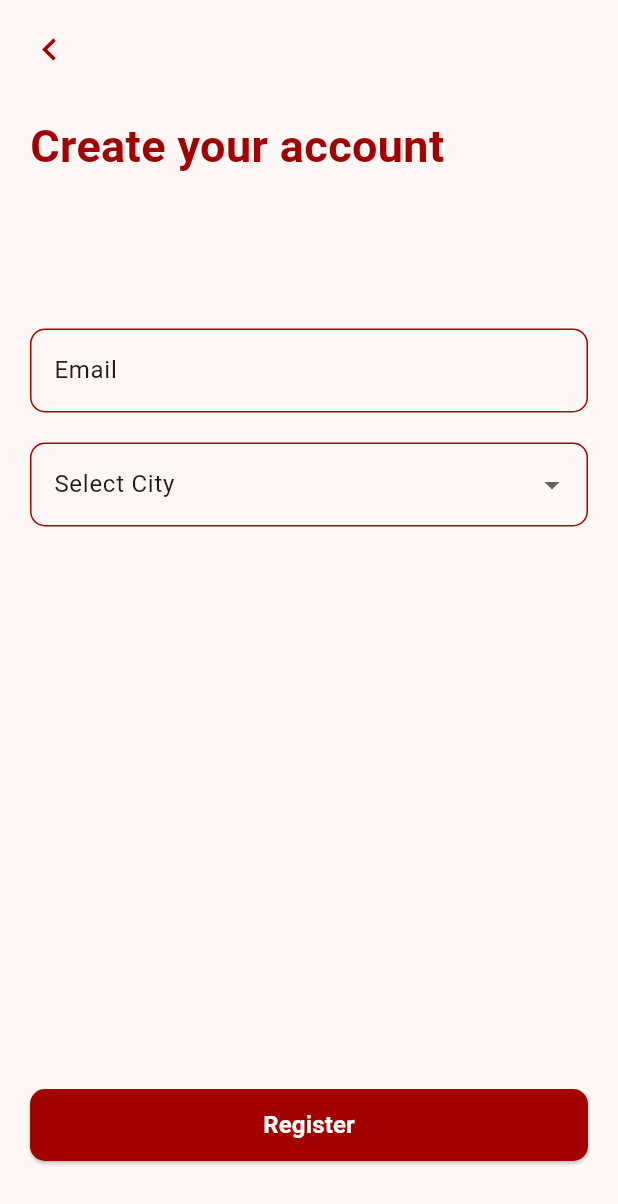
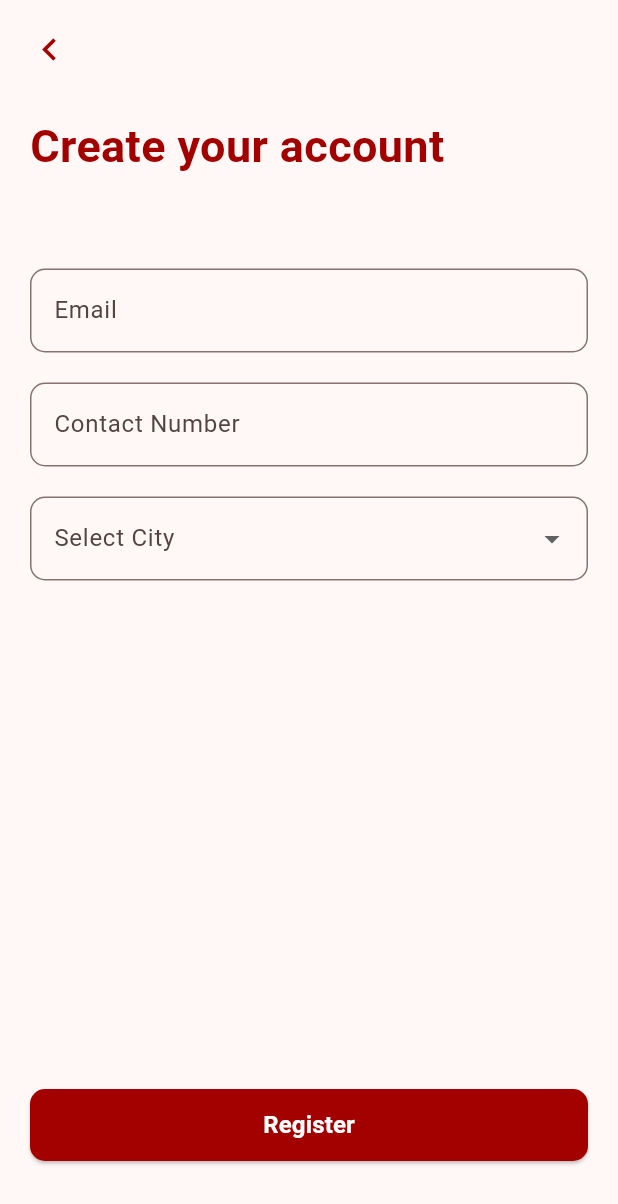
Before and after one commit to yvan321/apula-app, a Flutter app: the screen it shows after launch, after a tap on "Register", on a phone screen of 412 x 824 dp. Shown: the top 1204 px of the screen. Run offline on Flutter 3.47's test engine with Material 3 defaults, Android fonts, the phone set to English and light mode, and no system bars; our stand-ins replace audioplayers, cloud_firestore, firebase_auth, firebase_core, local_auth, lottie; missing offline and left inert: mobile_scanner; accounts and stored records are empty; network calls fail.

Commit message:
Added: Backend for Login and Register

```diff
--- a/lib/main.dart
+++ b/lib/main.dart
@@ -1,5 +1,8 @@
 import 'package:flutter/material.dart';
 import 'package:provider/provider.dart';
+import 'package:firebase_core/firebase_core.dart';
+import 'firebase_options.dart'; // generated by flutterfire configure
+
 import 'providers/theme_provider.dart';
 import 'screens/splash_screen.dart';
 import 'screens/login/login_screen.dart';
@@ -13,7 +16,11 @@ import 'screens/app/live/live_camera_view_page.dart';
 import 'screens/app/settings/account_settings_page.dart';
 import 'screens/app/settings/about_page.dart';
 
-void main() {
+void main() async {
+  WidgetsFlutterBinding.ensureInitialized();
+  await Firebase.initializeApp(
+    options: DefaultFirebaseOptions.currentPlatform,
+  );
   runApp(
     ChangeNotifierProvider(
       create: (_) => ThemeProvider(),
@@ -33,44 +40,12 @@ class MyApp extends StatelessWidget {
     return MaterialApp(
       debugShowCheckedModeBanner: false,
       title: "Apula",
-      themeMode: themeProvider.themeMode, // 👈 Controlled by SettingsPage
+      themeMode: themeProvider.themeMode,
       theme: ThemeData(
         useMaterial3: true,
         colorScheme: ColorScheme.fromSeed(
           seedColor: primaryRed,
         ).copyWith(primary: primaryRed, secondary: primaryRed),
-        inputDecorationTheme: InputDecorationTheme(
-          labelStyle: const TextStyle(color: primaryRed),
-          hintStyle: const TextStyle(color: Colors.black54),
-          focusedBorder: OutlineInputBorder(
-            borderSide: const BorderSide(color: primaryRed),
-            borderRadius: BorderRadius.circular(10),
-          ),
-          enabledBorder: OutlineInputBorder(
-            borderSide: const BorderSide(color: primaryRed),
-            borderRadius: BorderRadius.circular(10),
-          ),
-        ),
-        elevatedButtonTheme: ElevatedButtonThemeData(
-          style: ElevatedButton.styleFrom(
-            backgroundColor: primaryRed,
-            shape: RoundedRectangleBorder(
-              borderRadius: BorderRadius.circular(10),
-            ),
-          ),
-        ),
-        textButtonTheme: TextButtonThemeData(
-          style: TextButton.styleFrom(foregroundColor: primaryRed),
-        ),
-        outlinedButtonTheme: OutlinedButtonThemeData(
-          style: OutlinedButton.styleFrom(
-            foregroundColor: primaryRed,
-            side: const BorderSide(color: primaryRed),
-            shape: RoundedRectangleBorder(
-              borderRadius: BorderRadius.circular(10),
-            ),
-          ),
-        ),
       ),
       darkTheme: ThemeData.dark().copyWith(
         useMaterial3: true,
--- a/lib/screens/register/register_screen.dart
+++ b/lib/screens/register/register_screen.dart
@@ -1,5 +1,6 @@
 import 'package:flutter/material.dart';
 import 'package:lottie/lottie.dart';
+import 'package:cloud_firestore/cloud_firestore.dart';
 
 class RegisterScreen extends StatefulWidget {
   const RegisterScreen({Key? key}) : super(key: key);
@@ -11,19 +12,14 @@ class RegisterScreen extends StatefulWidget {
 class _RegisterScreenState extends State<RegisterScreen> {
   String? selectedCity;
   final TextEditingController _emailController = TextEditingController();
+  final TextEditingController _contactController = TextEditingController();
 
-  final List<String> cities = ["Las Pinas", "Bacoor"];
-
-  // Mock list of registered emails
-  final List<String> registeredEmails = [
-    "test@gmail.com",
-    "user@gmail.com",
-    "example@gmail.com",
-  ];
+  final List<String> cities = ["Las Piñas", "Bacoor"];
 
   @override
   void dispose() {
     _emailController.dispose();
+    _contactController.dispose();
     super.dispose();
   }
 
@@ -41,11 +37,12 @@ class _RegisterScreenState extends State<RegisterScreen> {
     );
   }
 
-  void _register() {
+  Future<void> _register() async {
     final email = _emailController.text.trim();
+    final contact = _contactController.text.trim();
 
-    if (email.isEmpty) {
-      _showSnackBar("Email is required.", Colors.red);
+    if (email.isEmpty || contact.isEmpty) {
+      _showSnackBar("Email and contact number are required.", Colors.red);
       return;
     }
 
@@ -54,23 +51,29 @@ class _RegisterScreenState extends State<RegisterScreen> {
       return;
     }
 
-    if (registeredEmails.contains(email)) {
-      _showSnackBar("Email is already registered.", Colors.red);
-      return;
-    }
-
     if (selectedCity == null) {
       _showSnackBar("Please select a city.", Colors.red);
       return;
     }
 
-    // ✅ Show success dialog instead of just snackbar
+    try {
+      // ✅ Save user info only (NO password)
+      await FirebaseFirestore.instance.collection('users').add({
+        'email': email,
+        'contact': contact,
+        'city': selectedCity,
+        'role': 'user',
+        'platform': 'mobile',
+        'createdAt': FieldValue.serverTimestamp(),
+      });
+
+      // ✅ Success animation and message
       showDialog(
         context: context,
         barrierDismissible: false,
         builder: (context) {
           Future.delayed(const Duration(seconds: 2), () {
-          Navigator.pop(context); // close dialog
+            Navigator.pop(context);
             Navigator.pushReplacementNamed(
               context,
               '/verification',
@@ -88,20 +91,18 @@ class _RegisterScreenState extends State<RegisterScreen> {
                   height: 200,
                   width: 400,
                   child: Lottie.asset(
-                  'assets/check orange.json', // ✅ add Lottie animation file
+                    'assets/check orange.json',
                     repeat: false,
                   ),
                 ),
                 const SizedBox(height: 20),
-              Center(
-                child: const Text(
+                const Text(
                   "Check your email for verification code!",
-                  textAlign: TextAlign.center, // ✅ centers multi-line text too
+                  textAlign: TextAlign.center,
                   style: TextStyle(
                     fontSize: 18,
                     fontWeight: FontWeight.bold,
                     color: Color(0xFFA30000),
-                  ),
                   ),
                 ),
               ],
@@ -109,6 +110,9 @@ class _RegisterScreenState extends State<RegisterScreen> {
           );
         },
       );
+    } catch (e) {
+      _showSnackBar("Something went wrong: $e", Colors.red);
+    }
   }
 
   @override
@@ -118,7 +122,7 @@ class _RegisterScreenState extends State<RegisterScreen> {
         child: Column(
           crossAxisAlignment: CrossAxisAlignment.start,
           children: [
-            // 🔙 Back Button with styling
+            // 🔙 Back Button
             Padding(
               padding: const EdgeInsets.only(left: 10, top: 10),
               child: InkWell(
@@ -126,7 +130,7 @@ class _RegisterScreenState extends State<RegisterScreen> {
                 borderRadius: BorderRadius.circular(30),
                 child: Container(
                   padding: const EdgeInsets.all(8),
-                  decoration: BoxDecoration(shape: BoxShape.circle),
+                  decoration: const BoxDecoration(shape: BoxShape.circle),
                   child: Icon(
                     Icons.chevron_left,
                     size: 30,
@@ -143,28 +147,24 @@ class _RegisterScreenState extends State<RegisterScreen> {
                 child: Column(
                   crossAxisAlignment: CrossAxisAlignment.start,
                   children: [
-                    // ✨ Title
-                    Padding(
-                      padding: const EdgeInsets.only(bottom: 100),
+                    const Padding(
+                      padding: EdgeInsets.only(bottom: 60),
                       child: Text(
                         "Create your account",
                         style: TextStyle(
-                          color: Theme.of(context).colorScheme.primary,
+                          color: Color(0xFFA30000),
                           fontSize: 30,
                           fontWeight: FontWeight.bold,
                         ),
                       ),
                     ),
 
-                    // 🔽 Email Field
+                    // 🔽 Email
                     TextField(
                       controller: _emailController,
                       keyboardType: TextInputType.emailAddress,
                       decoration: InputDecoration(
                         labelText: "Email",
-                        labelStyle: TextStyle(
-                          color: Theme.of(context).colorScheme.onSurface,
-                        ),
                         border: OutlineInputBorder(
                           borderRadius: BorderRadius.circular(10),
                         ),
@@ -172,14 +172,24 @@ class _RegisterScreenState extends State<RegisterScreen> {
                     ),
                     const SizedBox(height: 20),
 
-                    // 🔽 City Dropdown
+                    // 🔽 Contact
+                    TextField(
+                      controller: _contactController,
+                      keyboardType: TextInputType.phone,
+                      decoration: InputDecoration(
+                        labelText: "Contact Number",
+                        border: OutlineInputBorder(
+                          borderRadius: BorderRadius.circular(10),
+                        ),
+                      ),
+                    ),
+                    const SizedBox(height: 20),
+
+                    // 🔽 City
                     DropdownButtonFormField<String>(
                       value: selectedCity,
                       decoration: InputDecoration(
                         labelText: "Select City",
-                        labelStyle: TextStyle(
-                          color: Theme.of(context).colorScheme.onSurface,
-                        ),
                         border: const OutlineInputBorder(
                           borderRadius: BorderRadius.all(Radius.circular(10)),
                         ),
@@ -188,9 +198,7 @@ class _RegisterScreenState extends State<RegisterScreen> {
                         return DropdownMenuItem(value: city, child: Text(city));
                       }).toList(),
                       onChanged: (value) {
-                        setState(() {
-                          selectedCity = value;
-                        });
+                        setState(() => selectedCity = value);
                       },
                     ),
                     const Spacer(),
@@ -201,9 +209,8 @@ class _RegisterScreenState extends State<RegisterScreen> {
                       height: 48,
                       child: ElevatedButton(
                         style: ElevatedButton.styleFrom(
-                          backgroundColor: Theme.of(
-                            context,
-                          ).colorScheme.primary,
+                          backgroundColor:
+                              Theme.of(context).colorScheme.primary,
                           shape: RoundedRectangleBorder(
                             borderRadius: BorderRadius.circular(10),
                           ),
--- a/pubspec.yaml
+++ b/pubspec.yaml
@@ -39,6 +39,12 @@ dependencies:
   # Use with the CupertinoIcons class for iOS style icons.
   cupertino_icons: ^1.0.8
   provider: ^6.1.5+1
+
+
+  # 🔥 Firebase (fully compatible set for firebase_core 4.2.0)
+  firebase_core: ^4.2.0
+  firebase_auth: ^6.1.1
+  cloud_firestore: ^6.0.3
 
 dev_dependencies:
   flutter_test:
```
Also changed, not shown: lib/screens/login/login_screen.dart (+30 -14 lines), lib/screens/register/setpassword_screen.dart (+30 -37 lines), firebase.json (added), lib/firebase_options.dart (added), package-lock.json (added), pubspec.lock, 6 other files. Lines whose indentation alone changed are shown as unchanged.
